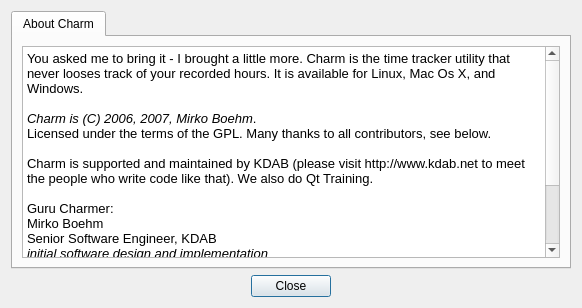
Old version of the form Charm/CharmAboutDialog.ui in the repository KDAB/Charm.
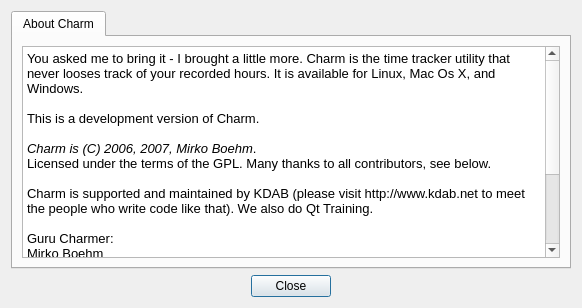
New version of the form.

Commit message: add version info to about dialog

The edit to the form file:
```diff
--- a/Charm/CharmAboutDialog.ui
+++ b/Charm/CharmAboutDialog.ui
@@ -19,6 +19,14 @@
       <number>0</number>
      </property>
      <widget class="QWidget" name="tab" >
+      <property name="geometry" >
+       <rect>
+        <x>0</x>
+        <y>0</y>
+        <width>552</width>
+        <height>213</height>
+       </rect>
+      </property>
       <attribute name="title" >
        <string>About Charm</string>
       </attribute>
@@ -29,26 +37,29 @@
           <bool>true</bool>
          </property>
          <property name="html" >
-          <string>&lt;html>&lt;head>&lt;meta name="qrichtext" content="1" />&lt;style type="text/css">
+          <string>&lt;!DOCTYPE HTML PUBLIC "-//W3C//DTD HTML 4.0//EN" "http://www.w3.org/TR/REC-html40/strict.dtd">
+&lt;html>&lt;head>&lt;meta name="qrichtext" content="1" />&lt;style type="text/css">
 p, li { white-space: pre-wrap; }
-&lt;/style>&lt;/head>&lt;body style=" font-family:'Sans Serif'; font-size:8pt; font-weight:400; font-style:normal;">
-&lt;p style=" margin-top:0px; margin-bottom:0px; margin-left:0px; margin-right:0px; -qt-block-indent:0; text-indent:0px; font-family:'Lucida Grande'; font-size:13pt;">&lt;span style=" font-size:10pt;">You asked me to bring it - I brought a little more. Charm is the time tracker utility that never looses track of your recorded hours. It is available for Linux, Mac Os X, and Windows.&lt;/span>&lt;/p>
-&lt;p style="-qt-paragraph-type:empty; margin-top:0px; margin-bottom:0px; margin-left:0px; margin-right:0px; -qt-block-indent:0; text-indent:0px; font-family:'Lucida Grande'; font-size:10pt;">&lt;/p>
-&lt;p style=" margin-top:0px; margin-bottom:0px; margin-left:0px; margin-right:0px; -qt-block-indent:0; text-indent:0px; font-family:'Lucida Grande'; font-size:10pt;">&lt;span style=" font-style:italic;">Charm is (C) 2006, 2007, Mirko Boehm&lt;/span>. &lt;/p>
-&lt;p style=" margin-top:0px; margin-bottom:0px; margin-left:0px; margin-right:0px; -qt-block-indent:0; text-indent:0px; font-family:'Lucida Grande'; font-size:10pt;">Licensed under the terms of the GPL. Many thanks to all contributors, see below.&lt;/p>
-&lt;p style="-qt-paragraph-type:empty; margin-top:0px; margin-bottom:0px; margin-left:0px; margin-right:0px; -qt-block-indent:0; text-indent:0px; font-family:'Lucida Grande'; font-size:10pt;">&lt;/p>
-&lt;p style=" margin-top:0px; margin-bottom:0px; margin-left:0px; margin-right:0px; -qt-block-indent:0; text-indent:0px; font-family:'Lucida Grande'; font-size:10pt;">Charm is supported and maintained by KDAB (please visit http://www.kdab.net to meet the people who write code like that). We also do Qt Training. &lt;/p>
-&lt;p style="-qt-paragraph-type:empty; margin-top:0px; margin-bottom:0px; margin-left:0px; margin-right:0px; -qt-block-indent:0; text-indent:0px; font-family:'Lucida Grande'; font-size:10pt;">&lt;/p>
-&lt;p style=" margin-top:0px; margin-bottom:0px; margin-left:0px; margin-right:0px; -qt-block-indent:0; text-indent:0px; font-family:'Lucida Grande'; font-size:10pt;">Guru Charmer: &lt;/p>
-&lt;p style=" margin-top:0px; margin-bottom:0px; margin-left:0px; margin-right:0px; -qt-block-indent:0; text-indent:0px; font-family:'Lucida Grande'; font-size:10pt;">Mirko Boehm&lt;/p>
-&lt;p style=" margin-top:0px; margin-bottom:0px; margin-left:0px; margin-right:0px; -qt-block-indent:0; text-indent:0px; font-family:'Lucida Grande'; font-size:10pt;">Senior Software Engineer, KDAB&lt;/p>
-&lt;p style=" margin-top:0px; margin-bottom:0px; margin-left:0px; margin-right:0px; -qt-block-indent:0; text-indent:0px; font-family:'Lucida Grande'; font-size:10pt;">&lt;span style=" font-style:italic;">initial software design and implementation&lt;/span>&lt;/p>
-&lt;p style="-qt-paragraph-type:empty; margin-top:0px; margin-bottom:0px; margin-left:0px; margin-right:0px; -qt-block-indent:0; text-indent:0px; font-family:'Lucida Grande'; font-size:10pt;">&lt;/p>
-&lt;p style=" margin-top:0px; margin-bottom:0px; margin-left:0px; margin-right:0px; -qt-block-indent:0; text-indent:0px; font-family:'Lucida Grande'; font-size:10pt;">Other significant Charmers:&lt;/p>
-&lt;p style=" margin-top:0px; margin-bottom:0px; margin-left:0px; margin-right:0px; -qt-block-indent:0; text-indent:0px; font-family:'Lucida Grande'; font-size:10pt;">Till Adam - review, bugfixing&lt;/p>
-&lt;p style=" margin-top:0px; margin-bottom:0px; margin-left:0px; margin-right:0px; -qt-block-indent:0; text-indent:0px; font-family:'Lucida Grande'; font-size:10pt;">Pradeepto Batthacharya - review, testing&lt;/p>
-&lt;p style=" margin-top:0px; margin-bottom:0px; margin-left:0px; margin-right:0px; -qt-block-indent:0; text-indent:0px; font-family:'Lucida Grande'; font-size:10pt;">David Faure - feature ideas, bugfixing&lt;/p>
-&lt;p style="-qt-paragraph-type:empty; margin-top:0px; margin-bottom:0px; margin-left:0px; margin-right:0px; -qt-block-indent:0; text-indent:0px; font-family:'Lucida Grande'; font-size:10pt;">&lt;/p>&lt;/body>&lt;/html></string>
+&lt;/style>&lt;/head>&lt;body style=" font-family:'Lucida Grande'; font-size:13pt; font-weight:400; font-style:normal;">
+&lt;p style=" margin-top:0px; margin-bottom:0px; margin-left:0px; margin-right:0px; -qt-block-indent:0; text-indent:0px;">&lt;span style=" font-size:10pt;">You asked me to bring it - I brought a little more. Charm is the time tracker utility that never looses track of your recorded hours. It is available for Linux, Mac Os X, and Windows.&lt;/span>&lt;/p>
+&lt;p style="-qt-paragraph-type:empty; margin-top:0px; margin-bottom:0px; margin-left:0px; margin-right:0px; -qt-block-indent:0; text-indent:0px; font-size:10pt;">&lt;/p>
+&lt;p style=" margin-top:0px; margin-bottom:0px; margin-left:0px; margin-right:0px; -qt-block-indent:0; text-indent:0px; font-size:10pt;">This is a development version of Charm.&lt;/p>
+&lt;p style="-qt-paragraph-type:empty; margin-top:0px; margin-bottom:0px; margin-left:0px; margin-right:0px; -qt-block-indent:0; text-indent:0px; font-size:10pt;">&lt;/p>
+&lt;p style=" margin-top:0px; margin-bottom:0px; margin-left:0px; margin-right:0px; -qt-block-indent:0; text-indent:0px; font-size:10pt;">&lt;span style=" font-style:italic;">Charm is (C) 2006, 2007, Mirko Boehm&lt;/span>. &lt;/p>
+&lt;p style=" margin-top:0px; margin-bottom:0px; margin-left:0px; margin-right:0px; -qt-block-indent:0; text-indent:0px; font-size:10pt;">Licensed under the terms of the GPL. Many thanks to all contributors, see below.&lt;/p>
+&lt;p style="-qt-paragraph-type:empty; margin-top:0px; margin-bottom:0px; margin-left:0px; margin-right:0px; -qt-block-indent:0; text-indent:0px; font-size:10pt;">&lt;/p>
+&lt;p style=" margin-top:0px; margin-bottom:0px; margin-left:0px; margin-right:0px; -qt-block-indent:0; text-indent:0px; font-size:10pt;">Charm is supported and maintained by KDAB (please visit http://www.kdab.net to meet the people who write code like that). We also do Qt Training. &lt;/p>
+&lt;p style="-qt-paragraph-type:empty; margin-top:0px; margin-bottom:0px; margin-left:0px; margin-right:0px; -qt-block-indent:0; text-indent:0px; font-size:10pt;">&lt;/p>
+&lt;p style=" margin-top:0px; margin-bottom:0px; margin-left:0px; margin-right:0px; -qt-block-indent:0; text-indent:0px; font-size:10pt;">Guru Charmer: &lt;/p>
+&lt;p style=" margin-top:0px; margin-bottom:0px; margin-left:0px; margin-right:0px; -qt-block-indent:0; text-indent:0px; font-size:10pt;">Mirko Boehm&lt;/p>
+&lt;p style=" margin-top:0px; margin-bottom:0px; margin-left:0px; margin-right:0px; -qt-block-indent:0; text-indent:0px; font-size:10pt;">Senior Software Engineer, KDAB&lt;/p>
+&lt;p style=" margin-top:0px; margin-bottom:0px; margin-left:0px; margin-right:0px; -qt-block-indent:0; text-indent:0px; font-size:10pt;">&lt;span style=" font-style:italic;">initial software design and implementation&lt;/span>&lt;/p>
+&lt;p style="-qt-paragraph-type:empty; margin-top:0px; margin-bottom:0px; margin-left:0px; margin-right:0px; -qt-block-indent:0; text-indent:0px; font-size:10pt;">&lt;/p>
+&lt;p style=" margin-top:0px; margin-bottom:0px; margin-left:0px; margin-right:0px; -qt-block-indent:0; text-indent:0px; font-size:10pt;">Other significant Charmers:&lt;/p>
+&lt;p style=" margin-top:0px; margin-bottom:0px; margin-left:0px; margin-right:0px; -qt-block-indent:0; text-indent:0px; font-size:10pt;">Till Adam - review, bugfixing&lt;/p>
+&lt;p style=" margin-top:0px; margin-bottom:0px; margin-left:0px; margin-right:0px; -qt-block-indent:0; text-indent:0px; font-size:10pt;">Pradeepto Batthacharya - review, testing&lt;/p>
+&lt;p style=" margin-top:0px; margin-bottom:0px; margin-left:0px; margin-right:0px; -qt-block-indent:0; text-indent:0px; font-size:10pt;">David Faure - feature ideas, bugfixing&lt;/p>
+&lt;p style="-qt-paragraph-type:empty; margin-top:0px; margin-bottom:0px; margin-left:0px; margin-right:0px; -qt-block-indent:0; text-indent:0px; font-size:10pt;">&lt;/p>&lt;/body>&lt;/html></string>
          </property>
         </widget>
        </item>
```
Left out of the diff: 4 changed lines with no effect on the pictures.
